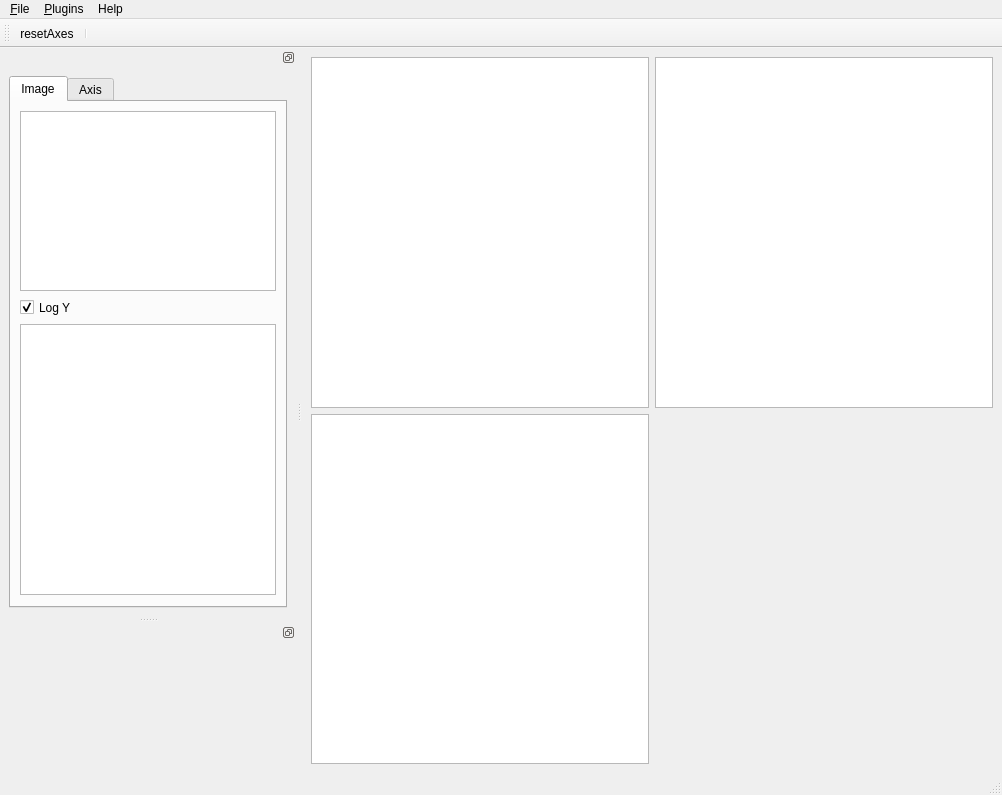
This is designerFiles/lasagna_mainWindow.ui in SainsburyWellcomeCentre/lasagna as Qt 5 draws it before an edit. The edited form follows.
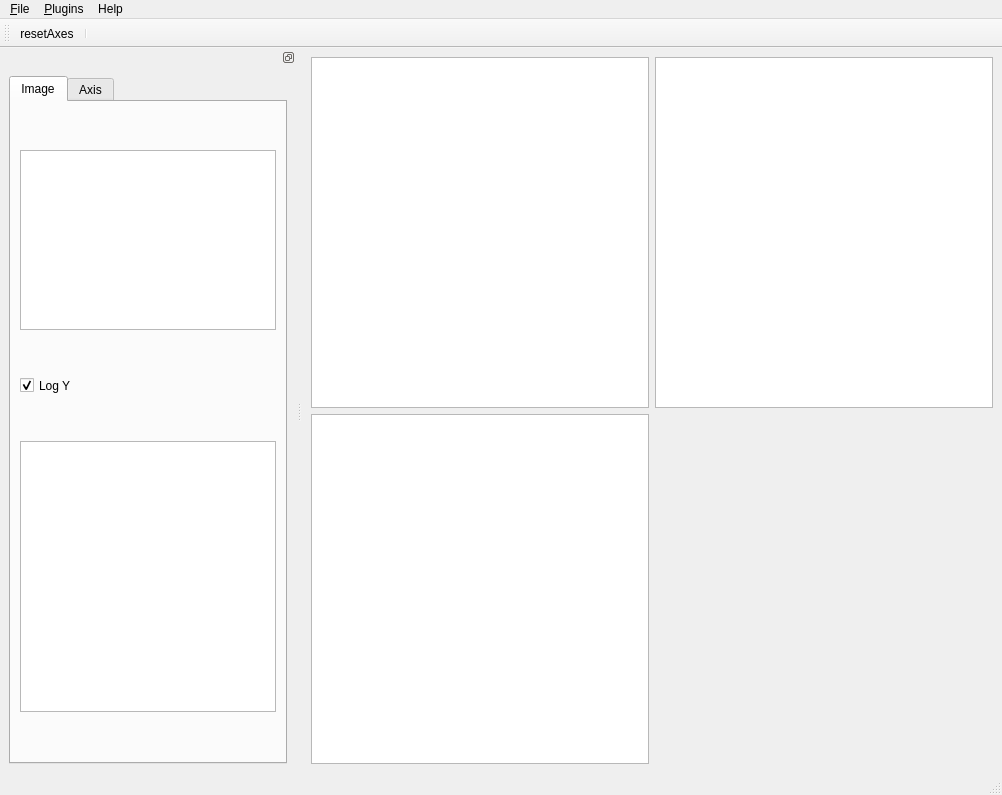
This is the edited form. Icons and pictures are not drawn. Custom widgets are drawn as their Qt base class.

Commit message: Remove info text panel as the layers list is sufficient.

The edit to the form file:
```diff
--- a/designerFiles/lasagna_mainWindow.ui
+++ b/designerFiles/lasagna_mainWindow.ui
@@ -521,44 +521,6 @@
     </layout>
    </widget>
   </widget>
-  <widget class="QDockWidget" name="auxDockWidget">
-   <property name="minimumSize">
-    <size>
-     <width>250</width>
-     <height>150</height>
-    </size>
-   </property>
-   <property name="features">
-    <set>QDockWidget::DockWidgetFloatable|QDockWidget::DockWidgetMovable</set>
-   </property>
-   <attribute name="dockWidgetArea">
-    <number>1</number>
-   </attribute>
-   <widget class="QWidget" name="dockWidgetContents_2">
-    <widget class="QLabel" name="infoTextPanel">
-     <property name="geometry">
-      <rect>
-       <x>20</x>
-       <y>10</y>
-       <width>241</width>
-       <height>131</height>
-      </rect>
-     </property>
-     <property name="layoutDirection">
-      <enum>Qt::LeftToRight</enum>
-     </property>
-     <property name="frameShadow">
-      <enum>QFrame::Raised</enum>
-     </property>
-     <property name="text">
-      <string/>
-     </property>
-     <property name="wordWrap">
-      <bool>true</bool>
-     </property>
-    </widget>
-   </widget>
-  </widget>
   <widget class="QToolBar" name="toolBar">
    <property name="windowTitle">
     <string>toolBar</string>
```
The commit also changes 2 other files.
